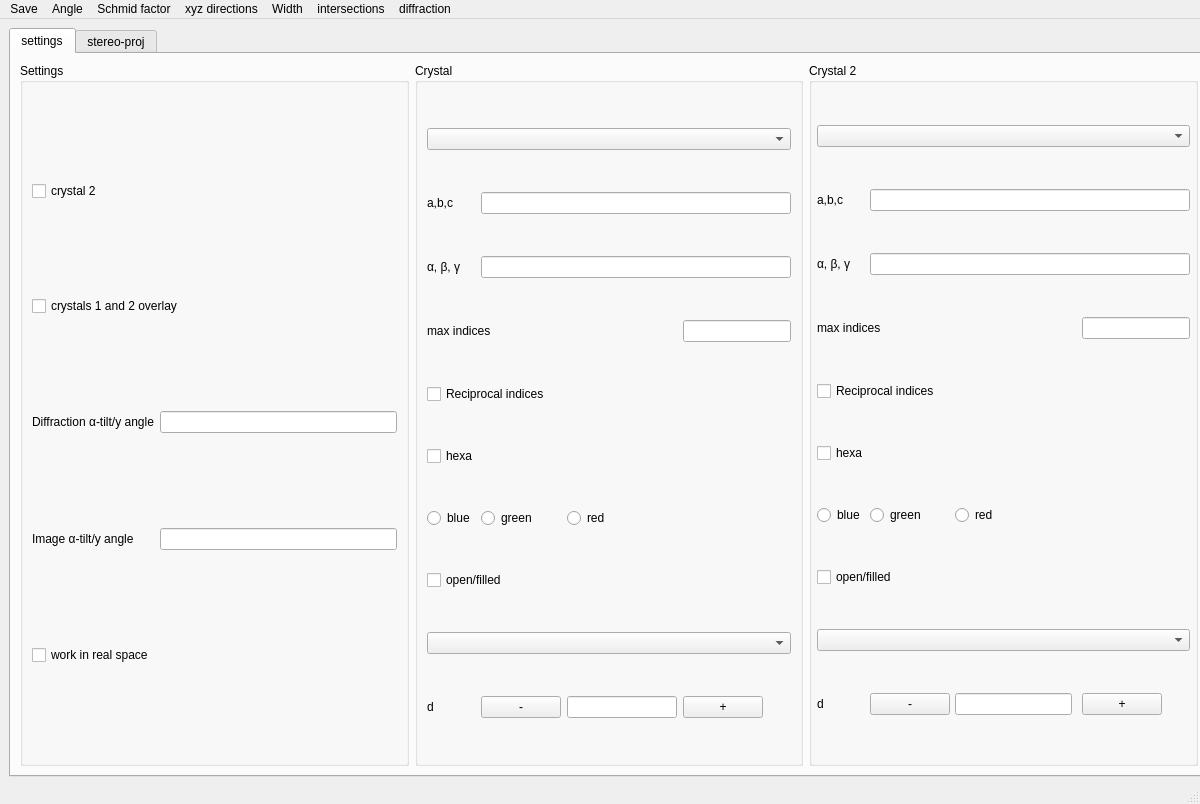
Old version of the form stereoprojUI.ui in the repository Anudha/stereo-proj.
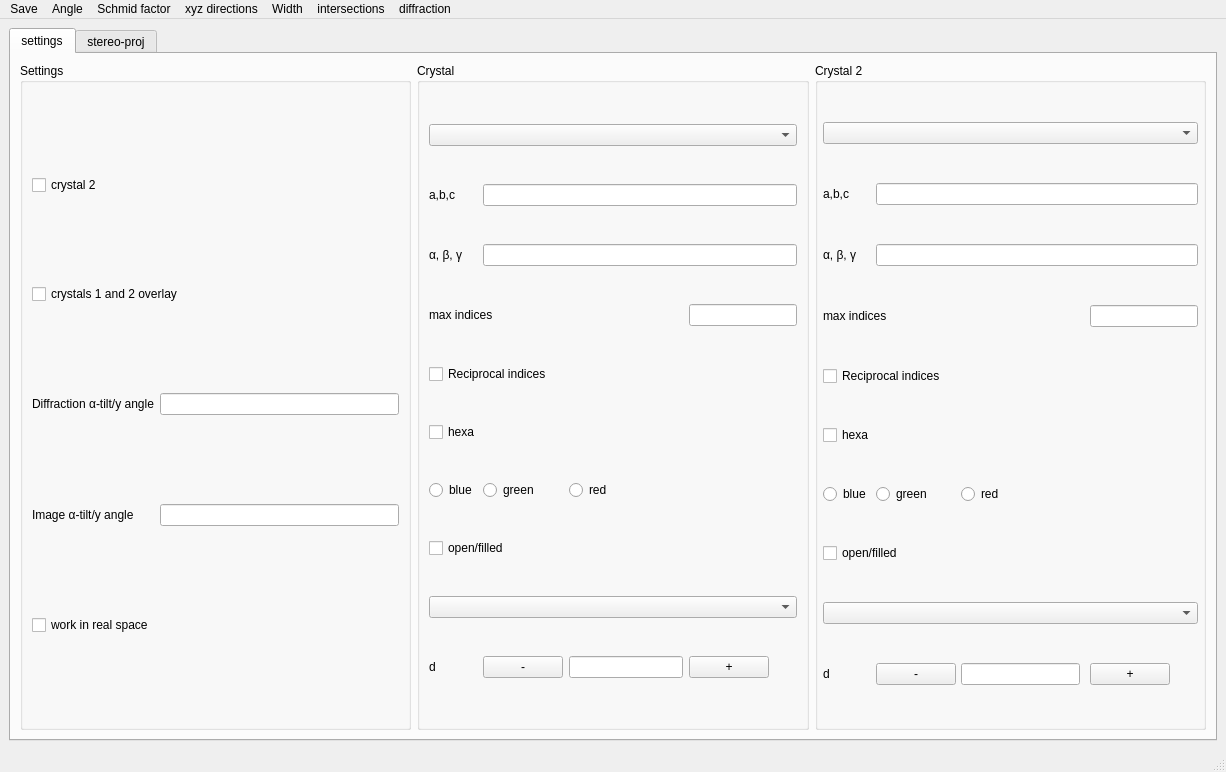
New version of the form.

Commit message: Overlay crystals

```diff
--- a/stereoprojUI.ui
+++ b/stereoprojUI.ui
@@ -6,23 +6,17 @@
    <rect>
     <x>0</x>
     <y>0</y>
-    <width>1200</width>
-    <height>804</height>
+    <width>1226</width>
+    <height>772</height>
    </rect>
   </property>
   <property name="windowTitle">
    <string>Stereo-Proj</string>
   </property>
   <widget class="QWidget" name="centralwidget">
+   <layout class="QGridLayout" name="gridLayout_11">
+    <item row="0" column="0">
    <widget class="QTabWidget" name="tabWidget">
-    <property name="geometry">
-     <rect>
-      <x>9</x>
-      <y>9</y>
-      <width>1200</width>
-      <height>749</height>
-     </rect>
-    </property>
     <property name="currentIndex">
      <number>0</number>
     </property>
@@ -814,13 +808,15 @@
      </layout>
     </widget>
    </widget>
+    </item>
+   </layout>
   </widget>
   <widget class="QMenuBar" name="menubar">
    <property name="geometry">
     <rect>
      <x>0</x>
      <y>0</y>
-     <width>1200</width>
+     <width>1226</width>
      <height>23</height>
     </rect>
    </property>
```
Lines whose indentation alone changed are shown as unchanged. The commit also changes 2 other files.
